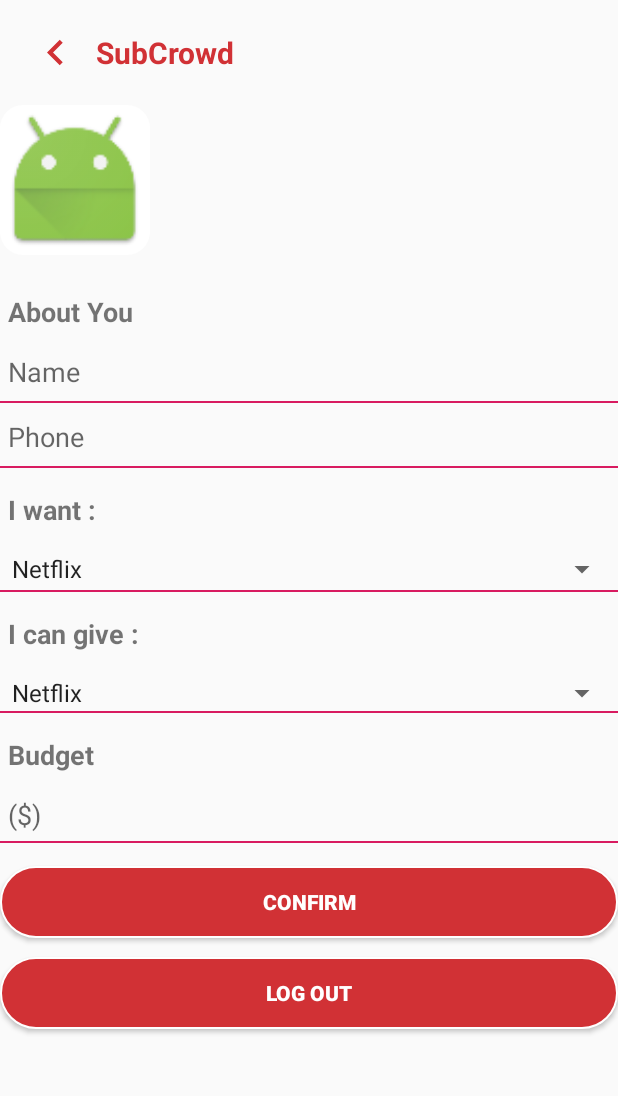
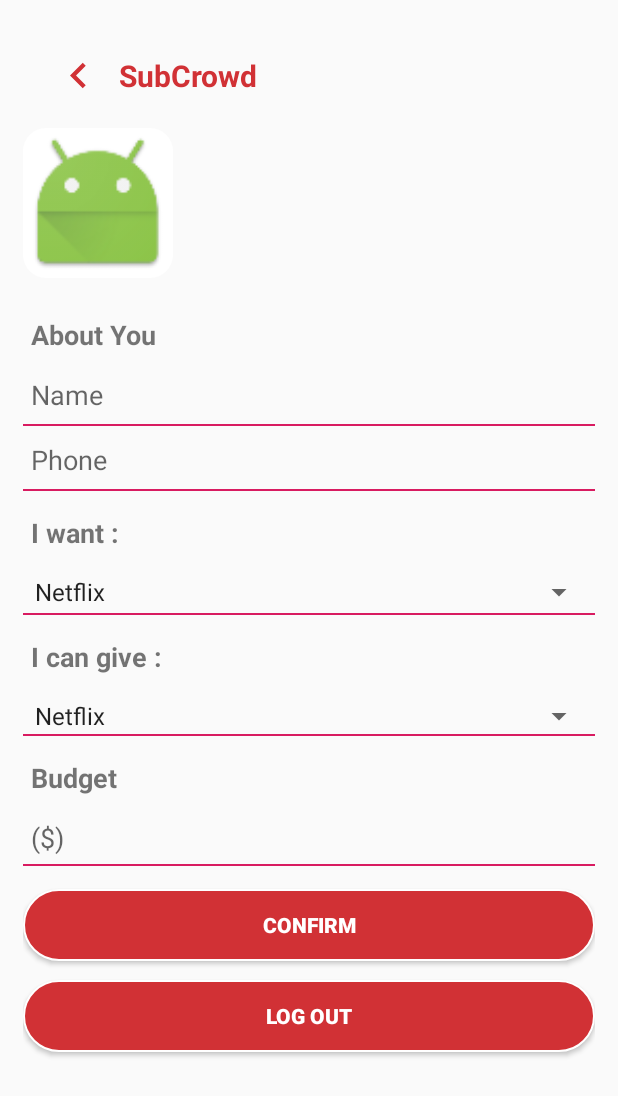
Before and after one commit to aditya1994/SubCrowd, an Android app: the SettingsActivity screen opened directly, with no data from a screen before it, on a phone screen of 412 x 824 dp. Shown: the top 1096 px of the screen. Run offline under Robolectric (Android 15) with nearby library versions, the phone set to English and light mode, and no system bars; our stand-ins replace Firebase (no records; nobody signed in at launch, a user with empty details on screens opened directly).

Commit message:
Improved padding

```diff
--- a/TinderClone-master/app/src/main/res/layout/activity_choose_login_registration.xml
+++ b/TinderClone-master/app/src/main/res/layout/activity_choose_login_registration.xml
@@ -113,6 +113,7 @@
                     android:layout_width="match_parent"
                     android:layout_height="wrap_content"
                     android:layout_marginBottom="25dp"
+                    android:layout_marginTop="10dp"
                     android:gravity="center"
                     android:background="@drawable/transparent_button"
                     android:padding="12dp"
--- a/TinderClone-master/app/src/main/res/layout/activity_settings.xml
+++ b/TinderClone-master/app/src/main/res/layout/activity_settings.xml
@@ -3,7 +3,8 @@
     <ScrollView xmlns:android="http://schemas.android.com/apk/res/android"
         android:layout_width="match_parent"
         android:layout_height="match_parent"
-        android:fillViewport="true">
+        android:fillViewport="true"
+        android:padding="15dp">
 
         <LinearLayout
             android:layout_width="match_parent"
```
Also changed, not shown: TinderClone-master/app/src/main/res/layout/activity_chat.xml (+27 -5 lines).
